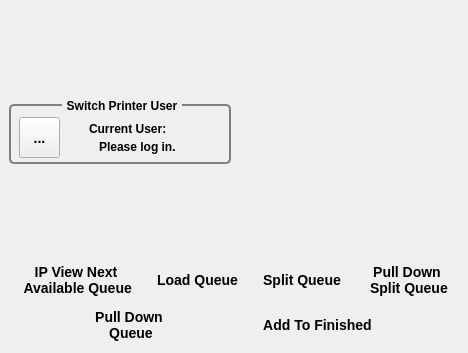
Old version of the form KornitPrint/ui/kornitPrint.ui in the repository danielstanojevic/KornitPrint.
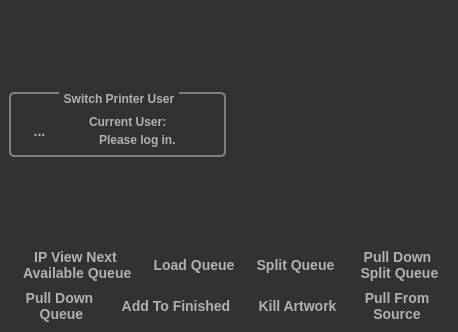
New version of the form. Icons and pictures are not drawn.

Commit message: Added two more buttons and fucntions, cleaned up some things, created a progress widget to track splitting queues and to throw up the login dialog when first started.

```diff
--- a/KornitPrint/ui/kornitPrint.ui
+++ b/KornitPrint/ui/kornitPrint.ui
@@ -6,8 +6,8 @@
    <rect>
     <x>0</x>
     <y>0</y>
-    <width>468</width>
-    <height>353</height>
+    <width>458</width>
+    <height>332</height>
    </rect>
   </property>
   <property name="windowTitle">
@@ -18,41 +18,503 @@
     <normaloff>:/images/icon/scanner.png</normaloff>:/images/icon/scanner.png</iconset>
   </property>
   <property name="styleSheet">
-   <string notr="true">QGroupBox:focus
+   <string notr="true">QToolTip
 {
+	 border: 1px solid black;
+	 background-color: #ffa02f;
+	 padding: 1px;
+	 border-radius: 3px;
+	 opacity: 25;
+}
+
+QWidget
+{
+	color: #b1b1b1;
+	background-color: #323232;
+	border: none;
+	outline: none;
+}
+
+QWidget:item:hover
+{
+	background-color: QLinearGradient( x1: 0, y1: 0, x2: 0, y2: 1, stop: 0 #ffa02f, stop: 1 #ca0619);
+	color: #000000;
+}
+
+QWidget:item:selected
+{
+	background-color: QLinearGradient( x1: 0, y1: 0, x2: 0, y2: 1, stop: 0 #ffa02f, stop: 1 #d7801a);
+}
+
+QMenuBar::item
+{
+	background: transparent;
+}
+
+QMenuBar::item:selected
+{
+	background: transparent;
+	border: 1px solid #ffaa00;
+}
+
+QMenuBar::item:pressed
+{
+	background: #444;
+	border: 1px solid #000;
+	background-color: QLinearGradient(
+		x1:0, y1:0,
+		x2:0, y2:1,
+		stop:1 #212121,
+		stop:0.4 #343434/*,
+		stop:0.2 #343434,
+		stop:0.1 #ffaa00*/
+	);
+	margin-bottom:-1px;
+	padding-bottom:1px;
+}
+
+QMenu
+{
+	border: 1px solid #000;
+}
+
+QMenu::item
+{
+	padding: 2px 20px 2px 20px;
+}
+
+QMenu::item:selected
+{
+	color: #000000;
+}
+
+QWidget:disabled
+{
+	color: #404040;
+	background-color: #323232;
+}
+
+QAbstractItemView
+{
+	background-color: QLinearGradient( x1: 0, y1: 0, x2: 0, y2: 1, stop: 0 #4d4d4d, stop: 0.1 #646464, stop: 1 #5d5d5d);
+}
+
+QWidget:focus
+{
+	/*border: 2px solid QLinearGradient( x1: 0, y1: 0, x2: 0, y2: 1, stop: 0 #ffa02f, stop: 1 #d7801a);*/
+}
+
+QLineEdit
+{
+	background-color: QLinearGradient( x1: 0, y1: 0, x2: 0, y2: 1, stop: 0 #4d4d4d, stop: 0 #646464, stop: 1 #5d5d5d);
+	padding: 1px;
+	border-style: solid;
+	border: 1px solid #1e1e1e;
+	border-radius: 5;
+}
+
+QPushButton
+{
+	color: #d7801a;
+	background-color: QLinearGradient( x1: 0, y1: 0, x2: 0, y2: 1, stop: 0 #565656, stop: 0.1 #525252, stop: 0.5 #4e4e4e, stop: 0.9 #4a4a4a, stop: 1 #464646);
+	border-width: 1px;
+	border-color: #1e1e1e;
+	border-style: solid;
+	border-radius: 6;
+	padding: 3px;
+	font-size: 12px;
+	padding-left: 5px;
+	padding-right: 5px;
+}
+
+QPushButton:pressed
+{
+	background-color: QLinearGradient( x1: 0, y1: 0, x2: 0, y2: 1, stop: 0 #2d2d2d, stop: 0.1 #2b2b2b, stop: 0.5 #292929, stop: 0.9 #282828, stop: 1 #252525);
+}
+
+QListView
+{
+	selection-background-color: #ffaa00;
+	background-color: QLinearGradient( x1: 0, y1: 0, x2: 0, y2: 1, stop: 0 #565656, stop: 0.1 #525252, stop: 0.5 #4e4e4e, stop: 0.9 #4a4a4a, stop: 1 #464646);
+	border-style: solid;
+	border: 1px solid #1e1e1e;
+	border-radius: 5;
+}
+
+QComboBox
+{
+	selection-background-color: #ffaa00;
+	background-color: QLinearGradient( x1: 0, y1: 0, x2: 0, y2: 1, stop: 0 #565656, stop: 0.1 #525252, stop: 0.5 #4e4e4e, stop: 0.9 #4a4a4a, stop: 1 #464646);
+	border-style: solid;
+	border: 1px solid #1e1e1e;
+	border-radius: 5;
+}
+
+QComboBox:hover,QPushButton:hover
+{
 	border: 2px solid QLinearGradient( x1: 0, y1: 0, x2: 0, y2: 1, stop: 0 #ffa02f, stop: 1 #d7801a);
 }
 
-QGroupBox 
+
+QComboBox:on
 {
-   /* background-color: #323232;*/
+	padding-top: 3px;
+	padding-left: 4px;
+	background-color: QLinearGradient( x1: 0, y1: 0, x2: 0, y2: 1, stop: 0 #2d2d2d, stop: 0.1 #2b2b2b, stop: 0.5 #292929, stop: 0.9 #282828, stop: 1 #252525);
+	selection-background-color: #ffaa00;
+}
+
+QComboBox QAbstractItemView
+{
+	border: 2px solid darkgray;
+	selection-background-color: QLinearGradient( x1: 0, y1: 0, x2: 0, y2: 1, stop: 0 #ffa02f, stop: 1 #d7801a);
+}
+
+QComboBox::drop-down
+{
+	 subcontrol-origin: padding;
+	 subcontrol-position: top right;
+	 width: 15px;
+
+	 border-left-width: 0px;
+	 border-left-color: darkgray;
+	 border-left-style: solid; /* just a single line */
+	 border-top-right-radius: 3px; /* same radius as the QComboBox */
+	 border-bottom-right-radius: 3px;
+ }
+
+QComboBox::down-arrow
+{
+	 image: url(image/down_arrow.png);
+}
+
+QGroupBox:focus
+{
+	border: 2px solid QLinearGradient( x1: 0, y1: 0, x2: 0, y2: 1, stop: 0 #ffa02f, stop: 1 #d7801a);
+}
+
+QGroupBox {
+/*    background-color: QLinearGradient( x1: 0, y1: 0, x2: 0, y2: 1, stop: 0 #ffa02f, stop: 1 #d7801a);*/
     border: 2px solid gray;
     border-radius: 5px;
-    margin-top: 5px; /* leave space at the top for the title */
+    margin-top: 1ex; /* leave space at the top for the title */
 	font-size: 12px;
-	font-weight: bold;
+	font-weight: bold;		
+	
 }
 
-QGroupBox::title 
-{
+QGroupBox::title {
     subcontrol-origin: margin;
     subcontrol-position: top center; /* position at the top center */
-    padding: 0 3px ;
- 	/*background-color: qlineargradient(x1: 0, y1: 0, x2: 0, y2: 1,stop: 0 #FF0ECE, stop: 1 #FFFFFF);*/
-	
+    padding: 0 3px;
 }
 
-QLabel
+QTextEdit:focus
 {
-	font-size: 12px;
-	font-weight:  bold;
+	border: 2px solid QLinearGradient( x1: 0, y1: 0, x2: 0, y2: 1, stop: 0 #ffa02f, stop: 1 #d7801a);
 }
 
+QScrollBar:horizontal {
+	 border: 1px solid #222222;
+	 background: QLinearGradient( x1: 0, y1: 0, x2: 0, y2: 1, stop: 0.0 #121212, stop: 0.2 #282828, stop: 1 #484848);
+	 height: 7px;
+	 margin: 0px 16px 0 16px;
+}
+
+QScrollBar::handle:horizontal
+{
+	  background: QLinearGradient( x1: 0, y1: 0, x2: 1, y2: 0, stop: 0 #ffa02f, stop: 0.5 #d7801a, stop: 1 #ffa02f);
+	  min-height: 20px;
+	  border-radius: 2px;
+}
+
+QScrollBar::add-line:horizontal {
+	  border: 1px solid #1b1b19;
+	  border-radius: 2px;
+	  background: QLinearGradient( x1: 0, y1: 0, x2: 1, y2: 0, stop: 0 #ffa02f, stop: 1 #d7801a);
+	  width: 14px;
+	  subcontrol-position: right;
+	  subcontrol-origin: margin;
+}
+
+QScrollBar::sub-line:horizontal {
+	  border: 1px solid #1b1b19;
+	  border-radius: 2px;
+	  background: QLinearGradient( x1: 0, y1: 0, x2: 1, y2: 0, stop: 0 #ffa02f, stop: 1 #d7801a);
+	  width: 14px;
+	 subcontrol-position: left;
+	 subcontrol-origin: margin;
+}
+
+QScrollBar::right-arrow:horizontal, QScrollBar::left-arrow:horizontal
+{
+	  border: 1px solid black;
+	  width: 1px;
+	  height: 1px;
+	  background: white;
+}
+
+QScrollBar::add-page:horizontal, QScrollBar::sub-page:horizontal
+{
+	  background: none;
+}
+
+QScrollBar:vertical
+{
+	  background: QLinearGradient( x1: 0, y1: 0, x2: 1, y2: 0, stop: 0.0 #121212, stop: 0.2 #282828, stop: 1 #484848);
+	  width: 7px;
+	  margin: 16px 0 16px 0;
+	  border: 1px solid #222222;
+}
+
+QScrollBar::handle:vertical
+{
+	  background: QLinearGradient( x1: 0, y1: 0, x2: 0, y2: 1, stop: 0 #ffa02f, stop: 0.5 #d7801a, stop: 1 #ffa02f);
+	  min-height: 20px;
+	  border-radius: 2px;
+}
+
+QScrollBar::add-line:vertical
+{
+	  border: 1px solid #1b1b19;
+	  border-radius: 2px;
+	  background: QLinearGradient( x1: 0, y1: 0, x2: 0, y2: 1, stop: 0 #ffa02f, stop: 1 #d7801a);
+	  height: 14px;
+	  subcontrol-position: bottom;
+	  subcontrol-origin: margin;
+}
+
+QScrollBar::sub-line:vertical
+{
+	  border: 1px solid #1b1b19;
+	  border-radius: 2px;
+	  background: QLinearGradient( x1: 0, y1: 0, x2: 0, y2: 1, stop: 0 #d7801a, stop: 1 #ffa02f);
+	  height: 14px;
+	  subcontrol-position: top;
+	  subcontrol-origin: margin;
+}
+
+QScrollBar::up-arrow:vertical, QScrollBar::down-arrow:vertical
+{
+	  border: 1px solid black;
+	  width: 1px;
+	  height: 1px;
+	  background: white;
+}
+
+
+QScrollBar::add-page:vertical, QScrollBar::sub-page:vertical
+{
+	  background: none;
+}
+
+QTextEdit
+{
+	background-color: #242424;
+}
+
+QPlainTextEdit
+{
+	background-color: #242424;
+}
+
+QHeaderView::section
+{
+	background-color: QLinearGradient(x1:0, y1:0, x2:0, y2:1, stop:0 #616161, stop: 0.5 #505050, stop: 0.6 #434343, stop:1 #656565);
+	color: white;
+	padding-left: 4px;
+	border: 1px solid #6c6c6c;
+}
+
+QCheckBox:disabled
+{
+color: #414141;
+}
+
+QDockWidget::title
+{
+	text-align: center;
+	spacing: 3px; /* spacing between items in the tool bar */
+	background-color: QLinearGradient(x1:0, y1:0, x2:0, y2:1, stop:0 #323232, stop: 0.5 #242424, stop:1 #323232);
+}
+
+QDockWidget::close-button, QDockWidget::float-button
+{
+	text-align: center;
+	spacing: 1px; /* spacing between items in the tool bar */
+	background-color: QLinearGradient(x1:0, y1:0, x2:0, y2:1, stop:0 #323232, stop: 0.5 #242424, stop:1 #323232);
+}
+
+QDockWidget::close-button:hover, QDockWidget::float-button:hover
+{
+	background: #242424;
+}
+
+QDockWidget::close-button:pressed, QDockWidget::float-button:pressed
+{
+	padding: 1px -1px -1px 1px;
+}
+
+QMainWindow::separator
+{
+	background-color: QLinearGradient(x1:0, y1:0, x2:0, y2:1, stop:0 #161616, stop: 0.5 #151515, stop: 0.6 #212121, stop:1 #343434);
+	color: white;
+	padding-left: 4px;
+	border: 1px solid #4c4c4c;
+	spacing: 3px; /* spacing between items in the tool bar */
+}
+
+QMainWindow::separator:hover
+{
+
+	background-color: QLinearGradient(x1:0, y1:0, x2:0, y2:1, stop:0 #d7801a, stop:0.5 #b56c17 stop:1 #ffa02f);
+	color: white;
+	padding-left: 4px;
+	border: 1px solid #6c6c6c;
+	spacing: 3px; /* spacing between items in the tool bar */
+}
+
+QToolBar::handle
+{
+	 spacing: 3px; /* spacing between items in the tool bar */
+	 background: url(image/handle.png);
+}
+
+QMenu::separator
+{
+	height: 2px;
+	background-color: QLinearGradient(x1:0, y1:0, x2:0, y2:1, stop:0 #161616, stop: 0.5 #151515, stop: 0.6 #212121, stop:1 #343434);
+	color: white;
+	padding-left: 4px;
+	margin-left: 10px;
+	margin-right: 5px;
+}
+
+QProgressBar
+{
+	border: 2px solid grey;
+	border-radius: 5px;
+	text-align: center;
+}
+
+QProgressBar::chunk
+{
+	background-color: #d7801a;
+	width: 2.15px;
+	margin: 0.5px;
+}
+
+QTabBar::tab {
+	color: #b1b1b1;
+	border: 1px solid #444;
+	border-bottom-style: none;
+	background-color: #323232;
+	padding-left: 10px;
+	padding-right: 10px;
+	padding-top: 3px;
+	padding-bottom: 2px;
+	margin-right: -1px;
+}
+
+QTabWidget::pane {
+	border: 1px solid #444;
+	top: 1px;
+}
+
+QTabBar::tab:last
+{
+	margin-right: 0; /* the last selected tab has nothing to overlap with on the right */
+	border-top-right-radius: 3px;
+}
+
+QTabBar::tab:first:!selected
+{
+ margin-left: 0px; /* the last selected tab has nothing to overlap with on the right */
+
+
+	border-top-left-radius: 3px;
+}
+
+QTabBar::tab:!selected
+{
+	color: #b1b1b1;
+	border-bottom-style: solid;
+	margin-top: 3px;
+	background-color: QLinearGradient(x1:0, y1:0, x2:0, y2:1, stop:1 #212121, stop:.4 #343434);
+}
+
+QTabBar::tab:selected
+{
+	border-top-left-radius: 3px;
+	border-top-right-radius: 3px;
+	margin-bottom: 0px;
+}
+
+QTabBar::tab:!selected:hover
+{
+	/*border-top: 2px solid #ffaa00;
+	padding-bottom: 3px;*/
+	border-top-left-radius: 3px;
+	border-top-right-radius: 3px;
+	background-color: QLinearGradient(x1:0, y1:0, x2:0, y2:1, stop:1 #212121, stop:0.4 #343434, stop:0.2 #343434, stop:0.1 #ffaa00);
+}
+
+QRadioButton::indicator:checked, QRadioButton::indicator:unchecked{
+	color: #b1b1b1;
+	background-color: #323232;
+	border: 1px solid #b1b1b1;
+	border-radius: 6px;
+}
+
+QRadioButton::indicator:checked
+{
+	background-color: qradialgradient(
+		cx: 0.5, cy: 0.5,
+		fx: 0.5, fy: 0.5,
+		radius: 1.0,
+		stop: 0.25 #ffaa00,
+		stop: 0.3 #323232
+	);
+}
+
+QCheckBox::indicator{
+	color: #b1b1b1;
+	background-color: #323232;
+	border: 1px solid #b1b1b1;
+	width: 9px;
+	height: 9px;
+}
+
+QRadioButton::indicator
+{
+	border-radius: 6px;
+}
+
+QRadioButton::indicator:hover, QCheckBox::indicator:hover
+{
+	border: 1px solid #ffaa00;
+}
+
+QCheckBox::indicator:checked
+{
+	image: url(image/checkbox.png);
+}
+
+QCheckBox::indicator:disabled, QRadioButton::indicator:disabled
+{
+	border: 1px solid #444;
+}            
 
 QToolButton
 {
 	font-size: 14px;
 	font-weight: bold;
+}
+
+QLabel
+{
+	font-size: 12px;
+	font-weight: bold;	
 }</string>
   </property>
   <widget class="QWidget" name="centralwidget">
@@ -273,7 +735,7 @@
        </layout>
       </item>
       <item>
-       <layout class="QHBoxLayout" name="hbox1" stretch="1,1">
+       <layout class="QHBoxLayout" name="hbox1" stretch="1,1,0,0">
         <item>
          <widget class="QToolButton" name="btnPullQueue">
           <property name="toolTip">
@@ -327,6 +789,59 @@
           </property>
          </widget>
         </item>
+        <item>
+         <widget class="QToolButton" name="btnKillArtwork">
+          <property name="toolTip">
+           <string>Add artwork to kill list to be rerun on server.</string>
+          </property>
+          <property name="text">
+           <string>Kill Artwork</string>
+          </property>
+          <property name="icon">
+           <iconset resource="images.qrc">
+            <normaloff>:/images/icon/kill-art.png</normaloff>:/images/icon/kill-art.png</iconset>
+          </property>
+          <property name="iconSize">
+           <size>
+            <width>60</width>
+            <height>60</height>
+           </size>
+          </property>
+          <property name="toolButtonStyle">
+           <enum>Qt::ToolButtonTextUnderIcon</enum>
+          </property>
+          <property name="autoRaise">
+           <bool>true</bool>
+          </property>
+         </widget>
+        </item>
+        <item>
+         <widget class="QToolButton" name="btnPullSource">
+          <property name="toolTip">
+           <string>Pull artwork from source on art server.</string>
+          </property>
+          <property name="text">
+           <string>Pull From
+Source</string>
+          </property>
+          <property name="icon">
+           <iconset resource="images.qrc">
+            <normaloff>:/images/icon/print-source.png</normaloff>:/images/icon/print-source.png</iconset>
+          </property>
+          <property name="iconSize">
+           <size>
+            <width>60</width>
+            <height>60</height>
+           </size>
+          </property>
+          <property name="toolButtonStyle">
+           <enum>Qt::ToolButtonTextUnderIcon</enum>
+          </property>
+          <property name="autoRaise">
+           <bool>true</bool>
+          </property>
+         </widget>
+        </item>
        </layout>
       </item>
      </layout>
```
Left out of the diff: 4 changed lines with no effect on the pictures. The commit also changes 7 other files.
